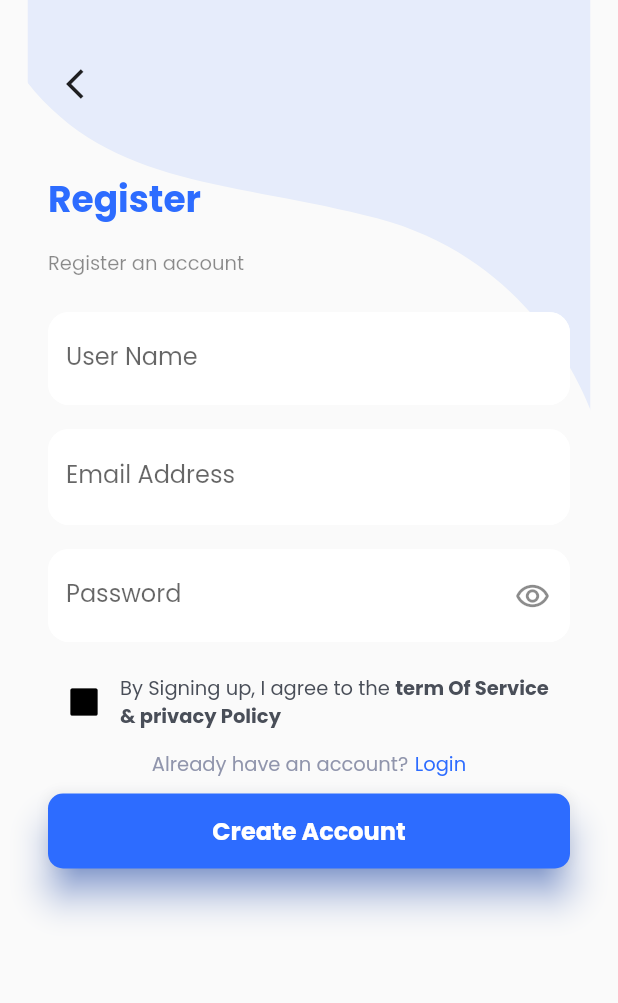
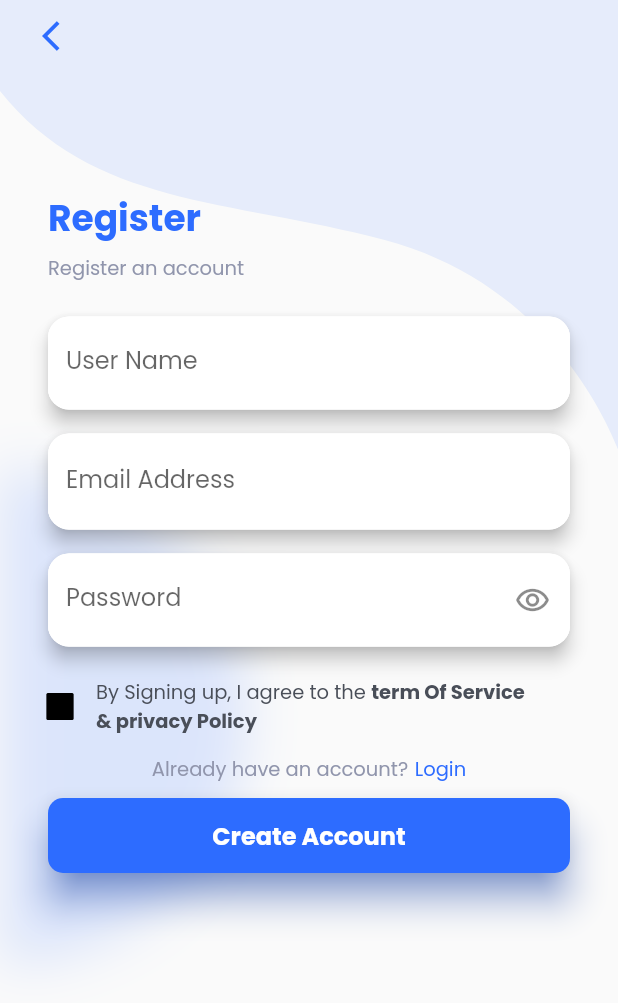
Before and after one commit to mercurystudio99/kalamazoo, a Flutter app: the RegistrationScreen screen opened by its route, on a phone screen of 412 x 824 dp. Shown: the top 1003 px of the screen. Run offline on Flutter 3.47's test engine with Material 2 defaults, Android fonts, the phone set to English and light mode, and no system bars; our stand-ins replace badges, carousel_slider, flutter_advanced_drawer, flutter_svg, google_fonts, image_picker; network calls fail.

Commit message:
modify login and signup screens

```diff
--- a/lib/screen/login_screen.dart
+++ b/lib/screen/login_screen.dart
@@ -104,7 +104,7 @@ class _LoginScreenState extends State<LoginScreen> {
           ListView(
             children: <Widget>[
               const SizedBox(
-                height: 80,
+                height: 120,
               ),
               const Padding(
                 padding: EdgeInsets.symmetric(horizontal: Util.mainPadding),
--- a/lib/screen/registration_screen.dart
+++ b/lib/screen/registration_screen.dart
@@ -15,8 +15,25 @@ class RegistrationScreen extends StatefulWidget {
 
 class _RegistrationScreenState extends State<RegistrationScreen> {
   final _formKey = GlobalKey<FormState>();
+  final FocusNode _focusUser = FocusNode();
+  final FocusNode _focusEmail = FocusNode();
+  final FocusNode _focusPass = FocusNode();
+
   bool _obscureText = true;
   bool _isChecked = false;
+
+  @override
+  void initState() {
+    super.initState();
+  }
+
+  @override
+  void dispose() {
+    _focusUser.dispose();
+    _focusEmail.dispose();
+    _focusPass.dispose();
+    super.dispose();
+  }
 
   // Toggles the password show status
   void _toggle() {
@@ -53,40 +70,76 @@ class _RegistrationScreenState extends State<RegistrationScreen> {
         children: <Widget>[
           Column(
             mainAxisAlignment: MainAxisAlignment.start,
+            crossAxisAlignment: CrossAxisAlignment.start,
             children: [
-              SvgPicture.asset('assets/background.svg'),
+              SvgPicture.asset(
+                'assets/background.svg',
+                width: MediaQuery.of(context).size.width,
+              ),
+              if (_focusUser.hasFocus == false &&
+                  _focusEmail.hasFocus == false &&
+                  _focusPass.hasFocus == false)
+                Container(
+                  width: MediaQuery.of(context).size.height * 0.2,
+                  height: MediaQuery.of(context).size.height * 0.4,
+                  decoration: BoxDecoration(
+                    boxShadow: <BoxShadow>[
+                      BoxShadow(
+                        color: CustomColor.primaryColor.withOpacity(0.15),
+                        blurRadius: 30.0,
+                      ),
+                    ],
+                    borderRadius: BorderRadius.only(
+                        topLeft: Radius.zero,
+                        topRight:
+                            Radius.circular(MediaQuery.of(context).size.width),
+                        bottomLeft: Radius.zero,
+                        bottomRight:
+                            Radius.circular(MediaQuery.of(context).size.width)),
+                  ),
+                ),
             ],
           ),
-          Container(
-            padding: const EdgeInsets.all(Util.mainPadding),
-            child: ListView(
+          ListView(
             children: <Widget>[
-                Column(
-                  mainAxisAlignment: MainAxisAlignment.start,
-                  crossAxisAlignment: CrossAxisAlignment.start,
-                  children: [
-                    IconButton(
-                      icon: const Icon(Icons.arrow_back_ios),
+              Align(
+                alignment: Alignment.topLeft,
+                child: Padding(
+                  padding: const EdgeInsets.symmetric(
+                      horizontal: Util.mainPadding * 0.5),
+                  child: IconButton(
+                    icon: const Icon(
+                      Icons.arrow_back_ios,
+                      color: CustomColor.primaryColor,
+                    ),
                     onPressed: () {
-                        NavigationRouter.switchToLogin(context);
+                      NavigationRouter.back(context);
                     },
                   ),
-                    const SizedBox(height: 35),
-                    const Text(
+                ),
+              ),
+              const SizedBox(height: 80),
+              const Padding(
+                padding: EdgeInsets.symmetric(horizontal: Util.mainPadding),
+                child: Text(
                   Util.registerTitle,
                   style: TextStyle(
                       color: CustomColor.primaryColor,
                       fontWeight: FontWeight.bold,
                       fontSize: Util.titleSize),
                 ),
+              ),
               const Padding(
-                      padding: EdgeInsets.only(bottom: 15.0),
+                padding: EdgeInsets.only(bottom: 5.0),
               ),
-                    const Text(
+              const Padding(
+                padding: EdgeInsets.symmetric(horizontal: Util.mainPadding),
+                child: Text(
                   Util.registerCaption,
                   style: TextStyle(
-                          color: Colors.black45,
+                      color: CustomColor.textDetailColor,
                       fontSize: Util.descriptionSize),
+                ),
               ),
               const Padding(
                 padding: EdgeInsets.only(bottom: 15.0),
@@ -97,17 +150,32 @@ class _RegistrationScreenState extends State<RegistrationScreen> {
                   crossAxisAlignment: CrossAxisAlignment.start,
                   children: [
                     Padding(
-                            padding: const EdgeInsets.symmetric(vertical: 8),
+                      padding: const EdgeInsets.symmetric(
+                          vertical: 8, horizontal: Util.mainPadding),
+                      child: Material(
+                        borderRadius:
+                            const BorderRadius.all(Radius.circular(14)),
+                        elevation: 5,
+                        shadowColor: Colors.black,
                         child: TextFormField(
+                          focusNode: _focusUser,
                           decoration: const InputDecoration(
                             border: OutlineInputBorder(),
                             labelText: 'User Name',
                           ),
                         ),
                       ),
+                    ),
                     Padding(
-                            padding: const EdgeInsets.symmetric(vertical: 8),
+                      padding: const EdgeInsets.symmetric(
+                          vertical: 8, horizontal: Util.mainPadding),
+                      child: Material(
+                        borderRadius:
+                            const BorderRadius.all(Radius.circular(14)),
+                        elevation: 5,
+                        shadowColor: Colors.black,
                         child: TextFormField(
+                          focusNode: _focusEmail,
                           keyboardType: TextInputType
                               .emailAddress, // Use email input type for emails.
                           decoration: const InputDecoration(
@@ -121,9 +189,17 @@ class _RegistrationScreenState extends State<RegistrationScreen> {
                           },
                         ),
                       ),
+                    ),
                     Padding(
-                            padding: const EdgeInsets.symmetric(vertical: 8),
+                      padding: const EdgeInsets.symmetric(
+                          vertical: 8, horizontal: Util.mainPadding),
+                      child: Material(
+                        borderRadius:
+                            const BorderRadius.all(Radius.circular(14)),
+                        elevation: 5,
+                        shadowColor: Colors.black,
                         child: TextFormField(
+                          focusNode: _focusPass,
                           obscureText:
                               _obscureText, // Use secure text for passwords.
                           decoration: InputDecoration(
@@ -147,13 +223,14 @@ class _RegistrationScreenState extends State<RegistrationScreen> {
                           },
                         ),
                       ),
+                    ),
                     Padding(
-                            padding: const EdgeInsets.symmetric(vertical: 8),
+                      padding: const EdgeInsets.symmetric(
+                          vertical: 8, horizontal: Util.mainPadding * 0.5),
                       child: Row(children: [
                         Checkbox(
                           checkColor: Colors.white,
-                                fillColor:
-                                    MaterialStateProperty.resolveWith<Color>(
+                          fillColor: MaterialStateProperty.resolveWith<Color>(
                               (Set<MaterialState> states) {
                             if (states.contains(MaterialState.disabled)) {
                               return Colors.black.withOpacity(.32);
@@ -226,12 +303,11 @@ class _RegistrationScreenState extends State<RegistrationScreen> {
                 ),
               ),
               Padding(
-                      padding: const EdgeInsets.symmetric(vertical: 10.0),
+                padding: const EdgeInsets.symmetric(
+                    vertical: 10.0, horizontal: Util.mainPadding),
                 child: SizedBox(
                     height: 50, //height of button
-                          width: MediaQuery.of(context)
-                              .size
-                              .width, //width of button
+                    width: MediaQuery.of(context).size.width, //width of button
                     child: ElevatedButton(
                       style: ElevatedButton.styleFrom(
                           elevation: 10, //elevation of button
@@ -248,24 +324,23 @@ class _RegistrationScreenState extends State<RegistrationScreen> {
                           // If the form is valid, display a snackbar. In the real world,
                           // you'd often call a server or save the information in a database.
                           ScaffoldMessenger.of(context).showSnackBar(
-                                  const SnackBar(
-                                      content: Text('Processing Data')),
+                            const SnackBar(content: Text('Processing Data')),
                           );
                         }
                       },
                       child: const Text(
                         Util.buttonSignup,
                         style: TextStyle(
-                                  color: Colors.white,
+                            color: CustomColor.buttonTextColor,
                             fontWeight: FontWeight.bold,
                             fontSize: 16.0),
                       ),
                     )),
               ),
+              const SizedBox(
+                height: Util.mainPadding,
+              )
             ],
-                ),
-              ],
-            ),
           )
         ],
       ),
```
Lines whose indentation alone changed are shown as unchanged.
